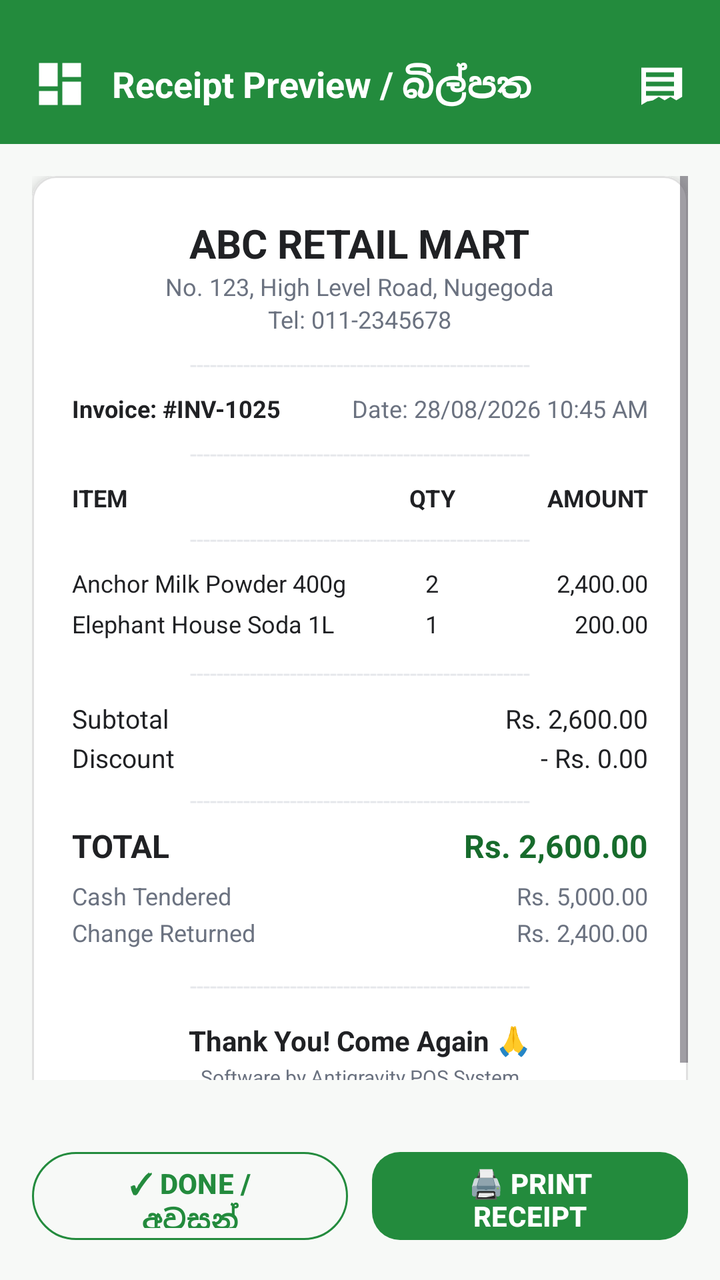
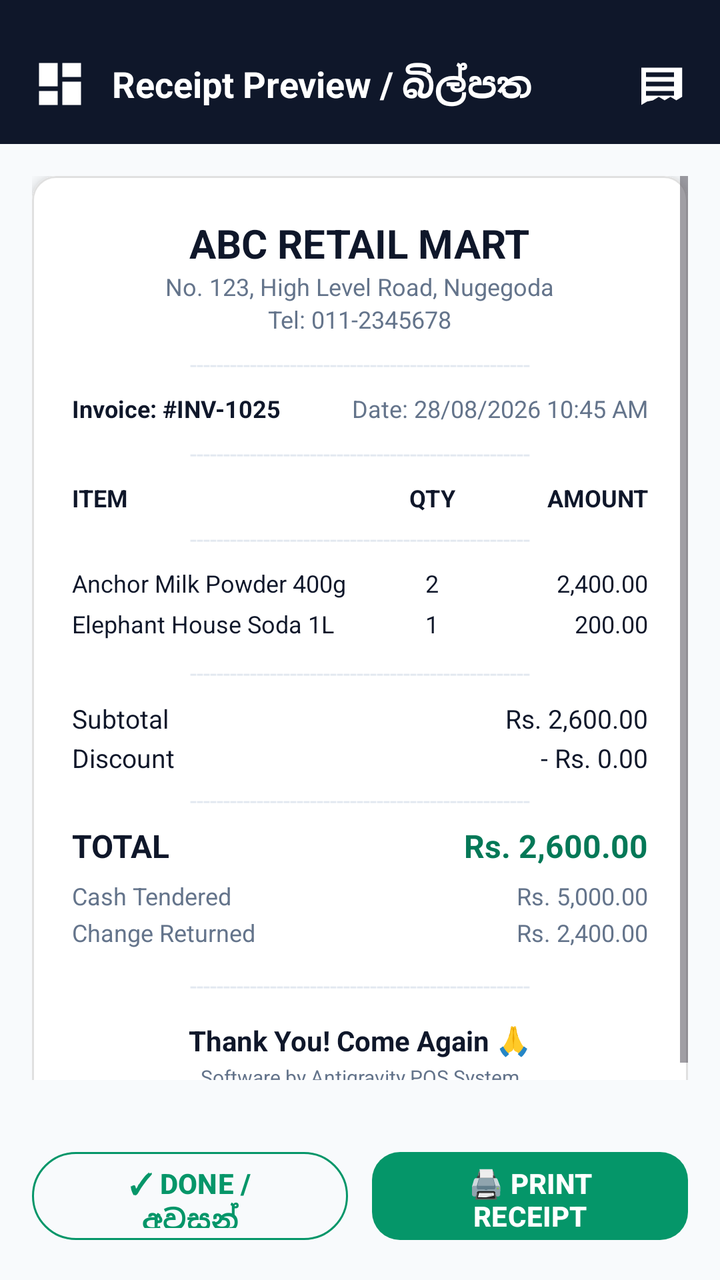

Screens rendered from an Android XML layout before and after an edit, with the pre-edit source and the edit as a unified diff.
<!-- AndroidManifest.xml: application theme Theme.PosSystem -->
<!-- res/layout/activity_receipt.xml -->
<?xml version="1.0" encoding="utf-8"?>
<LinearLayout xmlns:android="http://schemas.android.com/apk/res/android"
    xmlns:app="http://schemas.android.com/apk/res-auto"
    android:layout_width="match_parent"
    android:layout_height="match_parent"
    android:fitsSystemWindows="true"
    android:background="@color/green_bg_light"
    android:orientation="vertical">

    
    <LinearLayout
        android:layout_width="match_parent"
        android:layout_height="wrap_content"
        android:background="@color/green_primary"
        android:gravity="center_vertical"
        android:orientation="horizontal"
        android:paddingHorizontal="16dp"
        android:paddingTop="28dp"
        android:paddingBottom="16dp">

        <ImageView
            android:id="@+id/btnBackReceipt"
            android:layout_width="28dp"
            android:layout_height="28dp"
            android:contentDescription="Back"
            android:src="@drawable/ic_dashboard"
            app:tint="@color/white" />

        <TextView
            android:layout_width="0dp"
            android:layout_height="wrap_content"
            android:layout_marginStart="12dp"
            android:layout_weight="1"
            android:text="Receipt Preview / බිල්පත"
            android:textColor="@color/white"
            android:textSize="18sp"
            android:textStyle="bold" />

        <ImageView
            android:id="@+id/btnPrintReceipt"
            android:layout_width="28dp"
            android:layout_height="28dp"
            android:src="@drawable/ic_receipt"
            app:tint="@color/white" />
    </LinearLayout>

    <ScrollView
        android:layout_width="match_parent"
        android:layout_height="0dp"
        android:layout_weight="1"
        android:padding="16dp">

        
        <com.google.android.material.card.MaterialCardView
            android:layout_width="match_parent"
            android:layout_height="wrap_content"
            app:cardBackgroundColor="@color/white"
            app:cardCornerRadius="12dp"
            app:cardElevation="4dp"
            app:strokeColor="#E0E0E0"
            app:strokeWidth="1dp">

            <LinearLayout
                android:layout_width="match_parent"
                android:layout_height="wrap_content"
                android:background="@color/white"
                android:gravity="center_horizontal"
                android:orientation="vertical"
                android:padding="20dp">

                
                <TextView
                    android:id="@+id/tvReceiptShopName"
                    android:layout_width="wrap_content"
                    android:layout_height="wrap_content"
                    android:text="ABC RETAIL MART"
                    android:textColor="@color/black"
                    android:textSize="20sp"
                    android:textStyle="bold" />

                <TextView
                    android:layout_width="wrap_content"
                    android:layout_height="wrap_content"
                    android:text="No. 123, High Level Road, Nugegoda"
                    android:textColor="@color/text_secondary"
                    android:textSize="12sp" />

                <TextView
                    android:layout_width="wrap_content"
                    android:layout_height="wrap_content"
                    android:text="Tel: 011-2345678"
                    android:textColor="@color/text_secondary"
                    android:textSize="12sp" />

                <TextView
                    android:layout_width="wrap_content"
                    android:layout_height="wrap_content"
                    android:layout_marginVertical="6dp"
                    android:text="---------------------------------------------------"
                    android:textColor="@color/divider_color"
                    android:textSize="12sp" />

                
                <LinearLayout
                    android:layout_width="match_parent"
                    android:layout_height="wrap_content"
                    android:orientation="horizontal">

                    <TextView
                        android:id="@+id/tvReceiptInvoiceNo"
                        android:layout_width="0dp"
                        android:layout_height="wrap_content"
                        android:layout_weight="1"
                        android:text="Invoice: #INV-1025"
                        android:textColor="@color/black"
                        android:textSize="12sp"
                        android:textStyle="bold" />

                    <TextView
                        android:id="@+id/tvReceiptDate"
                        android:layout_width="wrap_content"
                        android:layout_height="wrap_content"
                        android:text="Date: 28/08/2026 10:45 AM"
                        android:textColor="@color/text_secondary"
                        android:textSize="12sp" />
                </LinearLayout>

                <TextView
                    android:layout_width="wrap_content"
                    android:layout_height="wrap_content"
                    android:layout_marginVertical="6dp"
                    android:text="---------------------------------------------------"
                    android:textColor="@color/divider_color"
                    android:textSize="12sp" />

                
                <LinearLayout
                    android:layout_width="match_parent"
                    android:layout_height="wrap_content"
                    android:orientation="horizontal">

                    <TextView
                        android:layout_width="0dp"
                        android:layout_height="wrap_content"
                        android:layout_weight="2"
                        android:text="ITEM"
                        android:textColor="@color/black"
                        android:textSize="12sp"
                        android:textStyle="bold" />

                    <TextView
                        android:layout_width="0dp"
                        android:layout_height="wrap_content"
                        android:layout_weight="1"
                        android:gravity="center"
                        android:text="QTY"
                        android:textColor="@color/black"
                        android:textSize="12sp"
                        android:textStyle="bold" />

                    <TextView
                        android:layout_width="0dp"
                        android:layout_height="wrap_content"
                        android:layout_weight="1"
                        android:gravity="end"
                        android:text="AMOUNT"
                        android:textColor="@color/black"
                        android:textSize="12sp"
                        android:textStyle="bold" />
                </LinearLayout>

                <TextView
                    android:layout_width="wrap_content"
                    android:layout_height="wrap_content"
                    android:layout_marginVertical="4dp"
                    android:text="---------------------------------------------------"
                    android:textColor="@color/divider_color"
                    android:textSize="12sp" />

                
                <LinearLayout
                    android:id="@+id/containerReceiptItems"
                    android:layout_width="match_parent"
                    android:layout_height="wrap_content"
                    android:orientation="vertical">

                    
                    <LinearLayout
                        android:layout_width="match_parent"
                        android:layout_height="wrap_content"
                        android:layout_marginVertical="2dp"
                        android:orientation="horizontal">

                        <TextView
                            android:layout_width="0dp"
                            android:layout_height="wrap_content"
                            android:layout_weight="2"
                            android:text="Anchor Milk Powder 400g"
                            android:textColor="@color/black"
                            android:textSize="12sp" />

                        <TextView
                            android:layout_width="0dp"
                            android:layout_height="wrap_content"
                            android:layout_weight="1"
                            android:gravity="center"
                            android:text="2"
                            android:textColor="@color/black"
                            android:textSize="12sp" />

                        <TextView
                            android:layout_width="0dp"
                            android:layout_height="wrap_content"
                            android:layout_weight="1"
                            android:gravity="end"
                            android:text="2,400.00"
                            android:textColor="@color/black"
                            android:textSize="12sp" />
                    </LinearLayout>

                    
                    <LinearLayout
                        android:layout_width="match_parent"
                        android:layout_height="wrap_content"
                        android:layout_marginVertical="2dp"
                        android:orientation="horizontal">

                        <TextView
                            android:layout_width="0dp"
                            android:layout_height="wrap_content"
                            android:layout_weight="2"
                            android:text="Elephant House Soda 1L"
                            android:textColor="@color/black"
                            android:textSize="12sp" />

                        <TextView
                            android:layout_width="0dp"
                            android:layout_height="wrap_content"
                            android:layout_weight="1"
                            android:gravity="center"
                            android:text="1"
                            android:textColor="@color/black"
                            android:textSize="12sp" />

                        <TextView
                            android:layout_width="0dp"
                            android:layout_height="wrap_content"
                            android:layout_weight="1"
                            android:gravity="end"
                            android:text="200.00"
                            android:textColor="@color/black"
                            android:textSize="12sp" />
                    </LinearLayout>
                </LinearLayout>

                <TextView
                    android:layout_width="wrap_content"
                    android:layout_height="wrap_content"
                    android:layout_marginVertical="6dp"
                    android:text="---------------------------------------------------"
                    android:textColor="@color/divider_color"
                    android:textSize="12sp" />

                
                <LinearLayout
                    android:layout_width="match_parent"
                    android:layout_height="wrap_content"
                    android:orientation="horizontal">

                    <TextView
                        android:layout_width="0dp"
                        android:layout_height="wrap_content"
                        android:layout_weight="1"
                        android:text="Subtotal"
                        android:textColor="@color/black"
                        android:textSize="13sp" />

                    <TextView
                        android:id="@+id/tvReceiptSubtotal"
                        android:layout_width="wrap_content"
                        android:layout_height="wrap_content"
                        android:text="Rs. 2,600.00"
                        android:textColor="@color/black"
                        android:textSize="13sp" />
                </LinearLayout>

                <LinearLayout
                    android:layout_width="match_parent"
                    android:layout_height="wrap_content"
                    android:layout_marginTop="2dp"
                    android:orientation="horizontal">

                    <TextView
                        android:layout_width="0dp"
                        android:layout_height="wrap_content"
                        android:layout_weight="1"
                        android:text="Discount"
                        android:textColor="@color/black"
                        android:textSize="13sp" />

                    <TextView
                        android:id="@+id/tvReceiptDiscount"
                        android:layout_width="wrap_content"
                        android:layout_height="wrap_content"
                        android:text="- Rs. 0.00"
                        android:textColor="@color/black"
                        android:textSize="13sp" />
                </LinearLayout>

                <TextView
                    android:layout_width="wrap_content"
                    android:layout_height="wrap_content"
                    android:layout_marginVertical="4dp"
                    android:text="---------------------------------------------------"
                    android:textColor="@color/divider_color"
                    android:textSize="12sp" />

                <LinearLayout
                    android:layout_width="match_parent"
                    android:layout_height="wrap_content"
                    android:orientation="horizontal">

                    <TextView
                        android:layout_width="0dp"
                        android:layout_height="wrap_content"
                        android:layout_weight="1"
                        android:text="TOTAL"
                        android:textColor="@color/black"
                        android:textSize="16sp"
                        android:textStyle="bold" />

                    <TextView
                        android:id="@+id/tvReceiptGrandTotal"
                        android:layout_width="wrap_content"
                        android:layout_height="wrap_content"
                        android:text="Rs. 2,600.00"
                        android:textColor="@color/green_primary_dark"
                        android:textSize="16sp"
                        android:textStyle="bold" />
                </LinearLayout>

                <LinearLayout
                    android:layout_width="match_parent"
                    android:layout_height="wrap_content"
                    android:layout_marginTop="6dp"
                    android:orientation="horizontal">

                    <TextView
                        android:layout_width="0dp"
                        android:layout_height="wrap_content"
                        android:layout_weight="1"
                        android:text="Cash Tendered"
                        android:textColor="@color/text_secondary"
                        android:textSize="12sp" />

                    <TextView
                        android:id="@+id/tvReceiptCashGiven"
                        android:layout_width="wrap_content"
                        android:layout_height="wrap_content"
                        android:text="Rs. 5,000.00"
                        android:textColor="@color/text_secondary"
                        android:textSize="12sp" />
                </LinearLayout>

                <LinearLayout
                    android:layout_width="match_parent"
                    android:layout_height="wrap_content"
                    android:layout_marginTop="2dp"
                    android:orientation="horizontal">

                    <TextView
                        android:layout_width="0dp"
                        android:layout_height="wrap_content"
                        android:layout_weight="1"
                        android:text="Change Returned"
                        android:textColor="@color/text_secondary"
                        android:textSize="12sp" />

                    <TextView
                        android:id="@+id/tvReceiptChangeReturned"
                        android:layout_width="wrap_content"
                        android:layout_height="wrap_content"
                        android:text="Rs. 2,400.00"
                        android:textColor="@color/text_secondary"
                        android:textSize="12sp" />
                </LinearLayout>

                <TextView
                    android:layout_width="wrap_content"
                    android:layout_height="wrap_content"
                    android:layout_marginVertical="10dp"
                    android:text="---------------------------------------------------"
                    android:textColor="@color/divider_color"
                    android:textSize="12sp" />

                
                <TextView
                    android:layout_width="wrap_content"
                    android:layout_height="wrap_content"
                    android:text="Thank You! Come Again 🙏"
                    android:textColor="@color/black"
                    android:textSize="14sp"
                    android:textStyle="bold" />

                <TextView
                    android:layout_width="wrap_content"
                    android:layout_height="wrap_content"
                    android:layout_marginTop="2dp"
                    android:text="Software by Antigravity POS System"
                    android:textColor="@color/text_secondary"
                    android:textSize="10sp" />

            </LinearLayout>
        </com.google.android.material.card.MaterialCardView>
    </ScrollView>

    
    <LinearLayout
        android:layout_width="match_parent"
        android:layout_height="wrap_content"
        android:padding="16dp"
        android:orientation="horizontal"
        android:weightSum="2">

        <Button
            android:id="@+id/btnDoneReceipt"
            style="@style/Widget.Material3.Button.OutlinedButton"
            android:layout_width="0dp"
            android:layout_height="52dp"
            android:layout_marginEnd="6dp"
            android:layout_weight="1"
            android:text="✓ DONE / අවසන්"
            android:textColor="@color/green_primary"
            android:textSize="14sp"
            android:textStyle="bold"
            app:cornerRadius="24dp"
            app:strokeColor="@color/green_primary" />

        <Button
            android:id="@+id/btnPrintReceiptBottom"
            style="@style/GreenButton"
            android:layout_width="0dp"
            android:layout_height="52dp"
            android:layout_marginStart="6dp"
            android:layout_weight="1"
            android:text="🖨️ PRINT RECEIPT"
            android:textSize="14sp"
            android:textStyle="bold" />

    </LinearLayout>

</LinearLayout>
<!-- resources referenced by this layout -->
<resources>
  <color name="black">#202124</color>
  <color name="divider_color">#E5E7EB</color>
  <color name="green_bg_light">#F7F9F7</color>
  <color name="green_primary">#238B3D</color>
  <color name="green_primary_dark">#176B2C</color>
  <color name="text_secondary">#6B7280</color>
  <color name="white">#FFFFFF</color>
  <!-- drawable ic_dashboard (drawable) -->
  <vector xmlns:android="http://schemas.android.com/apk/res/android"
      android:width="24dp"
      android:height="24dp"
      android:viewportWidth="24"
      android:viewportHeight="24">
    <path
        android:fillColor="@color/green_primary"
        android:pathData="M3,13h8V3H3v10zm0,8h8v-6H3v6zm10,0h8V11h-8v10zm0,-18v6h8V3h-8z"/>
  </vector>
  <!-- drawable ic_receipt (drawable) -->
  <vector xmlns:android="http://schemas.android.com/apk/res/android"
      android:width="24dp"
      android:height="24dp"
      android:viewportWidth="24"
      android:viewportHeight="24">
    <path
        android:fillColor="@color/green_primary"
        android:pathData="M18,17H6v-2h12v2zm0,-4H6v-2h12v2zm0,-4H6V7h12v2zm2,-4H4v16l2.5,-1.5L9,19l2.5,-1.5L14,19l2.5,-1.5L19,19l2.5,-1.5V5z"/>
  </vector>
  <style name="GreenButton" parent="Widget.Material3.Button">
          <item name="backgroundTint">@color/green_primary</item>
          <item name="android:textColor">@color/white</item>
          <item name="cornerRadius">14dp</item>
      </style>
  <style name="Theme.PosSystem" parent="Base.Theme.PosSystem" />
  <style name="Base.Theme.PosSystem" parent="Theme.Material3.Light.NoActionBar">
          
          <item name="colorPrimary">@color/green_primary</item>
          <item name="colorPrimaryVariant">@color/green_primary_dark</item>
          <item name="colorOnPrimary">@color/white</item>
          
          <item name="colorSecondary">@color/green_primary_light</item>
          <item name="colorSecondaryVariant">@color/green_primary_dark</item>
          <item name="colorOnSecondary">@color/white</item>
          
          <item name="colorSurface">@color/white</item>
          <item name="colorSurfaceContainer">@color/white</item>
          <item name="colorSurfaceContainerLow">@color/white</item>
          <item name="colorSurfaceContainerHigh">@color/white</item>
          <item name="colorSurfaceContainerHighest">@color/white</item>
          
          <item name="android:statusBarColor">@color/green_primary_dark</item>
          
          <item name="android:textColorHint">#6B7280</item>
          <item name="android:editTextColor">@color/black</item>
          
          <item name="android:windowBackground">@color/green_bg_light</item>
      </style>
  <color name="green_primary_light">#34A853</color>
</resources>

<!-- the commit's change to res/layout/activity_receipt.xml (unified diff, before → after) -->
@@ -11,7 +11,7 @@
     <LinearLayout
         android:layout_width="match_parent"
         android:layout_height="wrap_content"
-        android:background="@color/green_primary"
+        android:background="@color/slate_primary"
         android:gravity="center_vertical"
         android:orientation="horizontal"
         android:paddingHorizontal="16dp"
<!-- resource entries referenced after the edit -->
@@ -1,11 +1,12 @@
 <!-- resources referenced by this layout -->
 <resources>
-  <color name="black">#202124</color>
-  <color name="divider_color">#E5E7EB</color>
-  <color name="green_bg_light">#F7F9F7</color>
-  <color name="green_primary">#238B3D</color>
-  <color name="green_primary_dark">#176B2C</color>
-  <color name="text_secondary">#6B7280</color>
+  <color name="black">#0F172A</color>
+  <color name="divider_color">#E2E8F0</color>
+  <color name="green_bg_light">#F8FAFC</color>
+  <color name="green_primary">#059669</color>
+  <color name="green_primary_dark">#047857</color>
+  <color name="slate_primary">#0F172A</color>
+  <color name="text_secondary">#64748B</color>
   <color name="white">#FFFFFF</color>
   <!-- drawable ic_dashboard (drawable) -->
   <vector xmlns:android="http://schemas.android.com/apk/res/android"
@@ -35,11 +36,11 @@
   <style name="Theme.PosSystem" parent="Base.Theme.PosSystem" />
   <style name="Base.Theme.PosSystem" parent="Theme.Material3.Light.NoActionBar">
           
-          <item name="colorPrimary">@color/green_primary</item>
-          <item name="colorPrimaryVariant">@color/green_primary_dark</item>
+          <item name="colorPrimary">@color/slate_primary</item>
+          <item name="colorPrimaryVariant">@color/slate_surface</item>
           <item name="colorOnPrimary">@color/white</item>
           
-          <item name="colorSecondary">@color/green_primary_light</item>
+          <item name="colorSecondary">@color/green_primary</item>
           <item name="colorSecondaryVariant">@color/green_primary_dark</item>
           <item name="colorOnSecondary">@color/white</item>
           
@@ -49,13 +50,15 @@
           <item name="colorSurfaceContainerHigh">@color/white</item>
           <item name="colorSurfaceContainerHighest">@color/white</item>
           
-          <item name="android:statusBarColor">@color/green_primary_dark</item>
+          <item name="android:statusBarColor">@color/slate_primary</item>
           
-          <item name="android:textColorHint">#6B7280</item>
-          <item name="android:editTextColor">@color/black</item>
+          <item name="android:textColorHint">@color/text_hint</item>
+          <item name="android:editTextColor">@color/text_primary</item>
           
           <item name="android:windowBackground">@color/green_bg_light</item>
       </style>
-  <color name="green_primary_light">#34A853</color>
+  <color name="slate_surface">#1E293B</color>
+  <color name="text_hint">#94A3B8</color>
+  <color name="text_primary">#0F172A</color>
 </resources>
 
